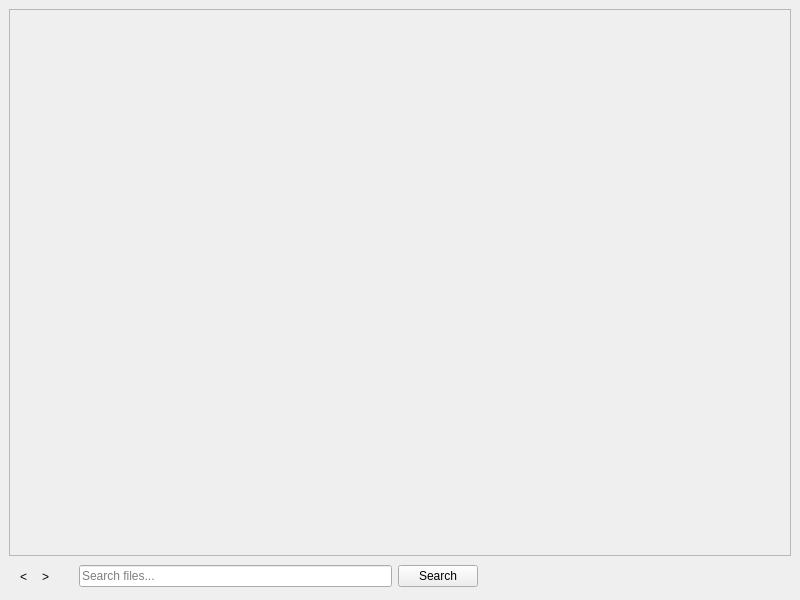
Before: the Qt Designer form mainwindow.ui in Digvijay-Bokey/FinderPlus, drawn with Qt 5.
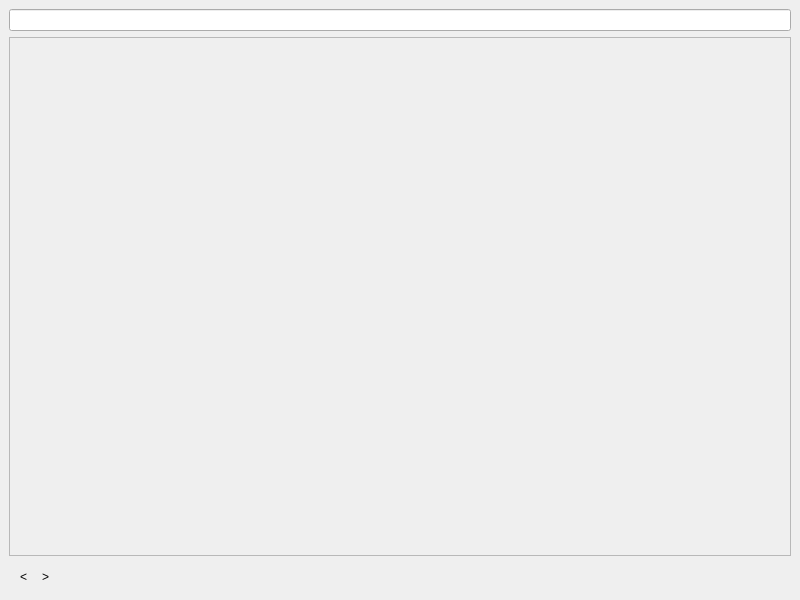
After: the same form once the commit is applied.

```diff
--- a/mainwindow.ui
+++ b/mainwindow.ui
@@ -15,6 +15,13 @@
   </property>
   <widget class="QWidget" name="centralwidget">
    <layout class="QVBoxLayout" name="verticalLayout">
+    <item>
+     <layout class="QHBoxLayout" name="horizontalLayout">
+      <item>
+       <widget class="QLineEdit" name="searchLineEdit"/>
+      </item>
+     </layout>
+    </item>
     <item>
      <widget class="QScrollArea" name="scrollArea">
       <property name="widgetResizable">
@@ -26,7 +33,7 @@
      </widget>
     </item>
     <item>
-     <layout class="QHBoxLayout" name="horizontalLayout">
+     <layout class="QHBoxLayout" name="horizontalLayout_2">
       <item>
        <widget class="QToolBar" name="toolBar">
         <property name="orientation">
@@ -51,20 +58,6 @@
       <item>
        <widget class="QLabel" name="pathLabel"/>
       </item>
-      <item>
-       <widget class="QLineEdit" name="searchInput">
-        <property name="placeholderText">
-         <string>Search files...</string>
-        </property>
-       </widget>
-      </item>
-      <item>
-       <widget class="QPushButton" name="searchButton">
-        <property name="text">
-         <string>Search</string>
-        </property>
-       </widget>
-      </item>
       <item>
        <spacer name="horizontalSpacer">
         <property name="orientation">
```
